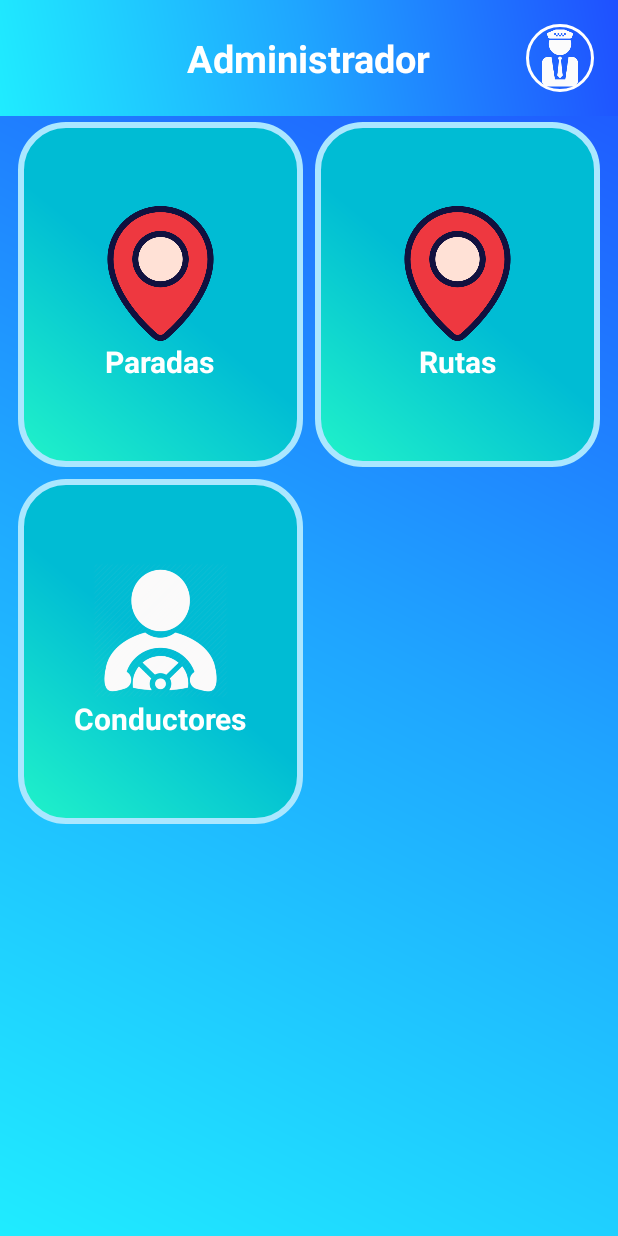
After one commit to AndresDamian0412/Rutabus, an Android app: the AdminMenuMain screen opened directly, with no data from a screen before it, on a phone screen of 412 x 824 dp. The commit adds this screen. Run offline under Robolectric (Android 15) with nearby library versions, the phone set to English and light mode, and no system bars.

Commit message:
Un desmadre se acaba de subir jaja

```diff
--- a/app/src/main/AndroidManifest.xml
+++ b/app/src/main/AndroidManifest.xml
@@ -10,6 +10,9 @@
         android:roundIcon="@mipmap/ic_launcher_round"
         android:supportsRtl="true"
         android:theme="@style/Theme.AppCompat.NoActionBar">
+        <activity
+            android:name=".AdminMenuMain"
+            android:exported="false" />
         <activity
             android:name=".AdminLogin"
             android:exported="true"
--- /dev/null
+++ b/app/src/main/java/com/example/rutabus/AdminMenuMain.java
@@ -0,0 +1,16 @@
+package com.example.rutabus;
+
+import android.app.ActionBar;
+import android.support.v7.app.AppCompatActivity;
+import android.os.Bundle;
+import android.widget.ImageView;
+
+public class AdminMenuMain extends AppCompatActivity {
+
+    @Override
+    protected void onCreate(Bundle savedInstanceState) {
+        super.onCreate(savedInstanceState);
+        setContentView(R.layout.activity_admin_menu_main);
+
+    }
+}
--- /dev/null
+++ b/app/src/main/res/drawable/borders_icons_menus.xml
@@ -0,0 +1,8 @@
+<?xml version="1.0" encoding="utf-8"?>
+<shape xmlns:android="http://schemas.android.com/apk/res/android">
+    <corners
+        android:radius="360dp"/>
+    <stroke
+        android:color="@color/white"
+        android:width="2dp"/>
+</shape>
--- /dev/null
+++ b/app/src/main/res/drawable/gradient_items_menu.xml
@@ -0,0 +1,13 @@
+<?xml version="1.0" encoding="utf-8"?>
+<shape xmlns:android="http://schemas.android.com/apk/res/android">
+    <gradient
+        android:angle="45"
+        android:startColor="#21F3C9"
+        android:centerColor="#00BCD4"
+        android:endColor="#00BCD4"/>
+    <corners
+        android:radius="30dp"/>
+    <stroke
+        android:color="#ABE7FF"
+        android:width="4dp"/>
+</shape>
--- /dev/null
+++ b/app/src/main/res/layout/activity_admin_menu_main.xml
@@ -0,0 +1,123 @@
+<?xml version="1.0" encoding="utf-8"?>
+<android.support.constraint.ConstraintLayout xmlns:android="http://schemas.android.com/apk/res/android"
+    xmlns:tools="http://schemas.android.com/tools"
+    android:layout_width="match_parent"
+    android:layout_height="match_parent"
+    tools:context=".AdminMenuMain">
+
+    <LinearLayout
+        android:layout_width="match_parent"
+        android:layout_height="match_parent"
+        android:background="@drawable/gradient_layout"
+        android:gravity="center_horizontal"
+        android:orientation="vertical">
+
+        <RelativeLayout
+            android:layout_width="match_parent"
+            android:layout_height="wrap_content"
+            android:background="@drawable/gradient_layout"
+            android:padding="16dp">
+
+            <TextView
+                android:layout_width="wrap_content"
+                android:layout_height="wrap_content"
+                android:layout_centerHorizontal="true"
+                android:layout_centerVertical="true"
+                android:text="@string/admin"
+                android:textColor="@color/white"
+                android:textSize="25sp"
+                android:textStyle="bold"
+                tools:ignore="RelativeOverlap" />
+
+            <LinearLayout
+                android:layout_width="45dp"
+                android:layout_height="45dp"
+                android:layout_alignParentEnd="true"
+                android:layout_centerVertical="true"
+                android:background="@drawable/borders_icons_menus"
+                android:gravity="center">
+
+                <ImageView
+                    android:layout_width="40dp"
+                    android:layout_height="40dp"
+                    android:src="@drawable/admin_icon"
+                    tools:ignore="ContentDescription" />
+            </LinearLayout>
+
+        </RelativeLayout>
+
+        <GridLayout
+            android:layout_width="wrap_content"
+            android:layout_height="wrap_content"
+            android:layout_gravity="center"
+            android:columnCount="2"
+            android:orientation="horizontal"
+            android:useDefaultMargins="true">
+
+            <LinearLayout
+                android:layout_width="190dp"
+                android:layout_height="230dp"
+                style="@style/MenuTheme.AdminMenu"
+                tools:ignore="UseCompoundDrawables">
+
+                <ImageView
+                    android:layout_width="90dp"
+                    android:layout_height="90dp"
+                    android:src="@drawable/red_point_1_icon"
+                    tools:ignore="ContentDescription"/>
+
+                <TextView
+                    android:layout_width="wrap_content"
+                    android:layout_height="wrap_content"
+                    android:text="@string/paradas_text"
+                    style="@style/TextTheme.AdminMenu"/>
+
+            </LinearLayout>
+
+            <LinearLayout
+                android:layout_width="190dp"
+                android:layout_height="230dp"
+                style="@style/MenuTheme.AdminMenu"
+                tools:ignore="UseCompoundDrawables">
+
+                <ImageView
+                    android:layout_width="90dp"
+                    android:layout_height="90dp"
+                    android:src="@drawable/red_point_1_icon"
+                    tools:ignore="ContentDescription"/>
+
+                <TextView
+                    android:layout_width="wrap_content"
+                    android:layout_height="wrap_content"
+                    android:text="@string/rutas_text"
+                    style="@style/TextTheme.AdminMenu"/>
+
+            </LinearLayout>
+
+            <LinearLayout
+                android:layout_width="190dp"
+                android:layout_height="230dp"
+                style="@style/MenuTheme.AdminMenu"
+                tools:ignore="UseCompoundDrawables">
+
+                <ImageView
+                    android:layout_width="90dp"
+                    android:layout_height="90dp"
+                    android:src="@drawable/driver_icon"
+                    tools:ignore="ContentDescription"/>
+
+                <TextView
+                    android:layout_width="wrap_content"
+                    android:layout_height="wrap_content"
+                    android:text="@string/conductores_text"
+                    style="@style/TextTheme.AdminMenu"/>
+
+            </LinearLayout>
+
+        </GridLayout>
+
+    </LinearLayout>
+
+
+
+</android.support.constraint.ConstraintLayout>
--- a/app/src/main/res/values/strings.xml
+++ b/app/src/main/res/values/strings.xml
@@ -13,4 +13,7 @@
     <string name="idwrite">ID</string>
     <string name="passwordwrite">Contraseña</string>
     <string name="buscaruta">Digita el nombre de una ruta…</string>
+    <string name="paradas_text">Paradas</string>
+    <string name="rutas_text">Rutas</string>
+    <string name="conductores_text">Conductores</string>
 </resources>
--- /dev/null
+++ b/app/src/main/res/values/styles.xml
@@ -0,0 +1,15 @@
+<?xml version="1.0" encoding="utf-8"?>
+<resources>
+    <style name="MenuTheme.AdminMenu" parent="TextAppearance.AppCompat.Headline">
+        <item name="android:layout_gravity">center</item>
+        <item name="android:gravity">center</item>
+        <item name="android:orientation">vertical</item>
+        <item name="android:background">@drawable/gradient_items_menu</item>
+    </style>
+
+    <style name="TextTheme.AdminMenu" parent="TextAppearance.AppCompat.Headline">
+        <item name="android:textColor">#FFFF</item>
+        <item name="android:textSize">20sp</item>
+        <item name="android:textStyle">bold</item>
+    </style>
+</resources>
```
Also changed, not shown: app/src/main/res/drawable/red_point_1_icon.png (added), app/src/main/res/drawable/red_point_2_icon.png (added).
